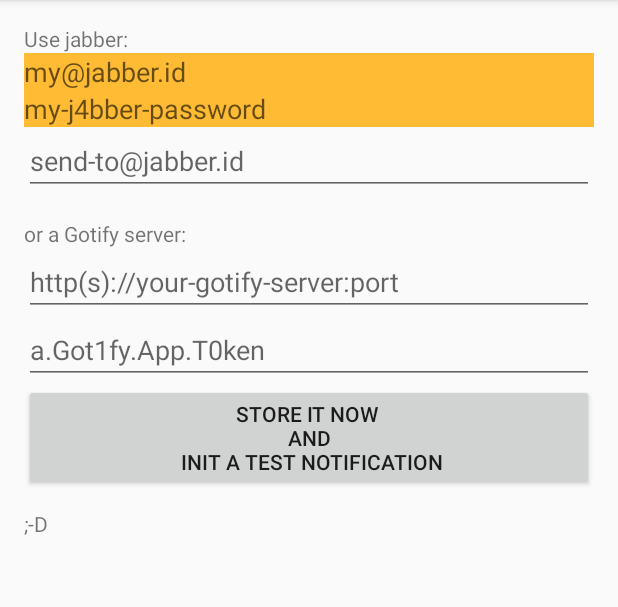
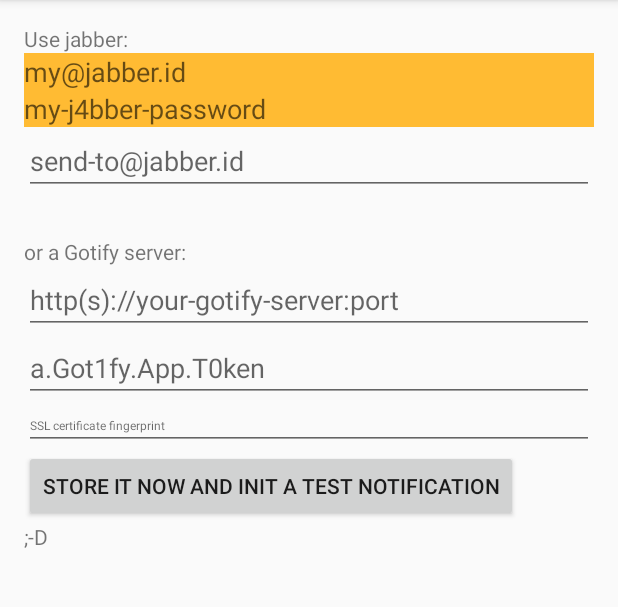
Before and after one commit to no-go/NotifyRelay, an Android app: the screen it shows after launch (MainActivity), on a phone screen of 412 x 824 dp, the part 84-691 px from its top. Run offline under Robolectric (Android 15) with nearby library versions, the phone set to English and light mode, and no system bars.

Commit message:
ssl fingerprint check added

```diff
--- a/app/src/main/java/click/dummer/notify_to_jabber/MainActivity.java
+++ b/app/src/main/java/click/dummer/notify_to_jabber/MainActivity.java
@@ -27,6 +27,7 @@ public class MainActivity extends AppCompatActivity {
 
     private EditText gotifyEdit;
     private EditText gotifyAppToken;
+    private EditText gotifyFingerprint;
 
     private NotificationReceiver nReceiver;
     private SharedPreferences mPreferences;
@@ -43,6 +44,7 @@ public class MainActivity extends AppCompatActivity {
         passEdit = (EditText) findViewById(R.id.passEdit);
         gotifyEdit = (EditText) findViewById(R.id.gotifyEdit);
         gotifyAppToken = (EditText) findViewById(R.id.gotifyAppToken);
+        gotifyFingerprint = (EditText) findViewById(R.id.gotifyFingerprint);
         getSupportActionBar().setDisplayShowHomeEnabled(true);
         getSupportActionBar().setIcon(R.mipmap.ic_launcher);
     }
@@ -65,7 +67,9 @@ public class MainActivity extends AppCompatActivity {
             alertDialogBuilder.show();
         }
 
-        IntentFilter filter = new IntentFilter("click.dummer.notify_to_jabber.NOTIFICATION_LISTENER");
+        IntentFilter filter = new IntentFilter();
+        filter.addAction(NotificationService.ACTION_NEW_FINGERPRINT);
+        filter.addAction(NotificationService.ACTION_INCOMING_MSG);
         registerReceiver(nReceiver, filter);
 
         String fromJID = "";
@@ -74,6 +78,7 @@ public class MainActivity extends AppCompatActivity {
 
         String gotifyUrl = "";
         String appToken = "";
+        String sslFingerprint = "";
 
         if (mPreferences.contains("gotifyUrl")) {
             gotifyUrl = mPreferences.getString("gotifyUrl", gotifyUrl);
@@ -91,12 +96,16 @@ public class MainActivity extends AppCompatActivity {
         if (mPreferences.contains("pass")) {
             pass = mPreferences.getString("pass", pass);
         }
+        if (mPreferences.contains("sslFingerprint")) {
+            sslFingerprint = mPreferences.getString("sslFingerprint", sslFingerprint);
+        }
         fromJIDedit.setText(fromJID);
         toJIDedit.setText(toJID);
         passEdit.setText(pass);
 
         gotifyEdit.setText(gotifyUrl);
         gotifyAppToken.setText(appToken);
+        gotifyFingerprint.setText(sslFingerprint);
     }
 
     @Override
@@ -109,12 +118,14 @@ public class MainActivity extends AppCompatActivity {
         String pass = passEdit.getText().toString();
         String gotifyUrl = gotifyEdit.getText().toString();
         String appToken = gotifyAppToken.getText().toString();
+        String sslFingerprint = gotifyFingerprint.getText().toString().trim();
 
         mPreferences.edit().putString("fromJID", fromJID).apply();
         mPreferences.edit().putString("toJID", toJID).apply();
         mPreferences.edit().putString("pass", pass).apply();
         mPreferences.edit().putString("gotifyUrl", gotifyUrl).apply();
         mPreferences.edit().putString("appToken", appToken).apply();
+        mPreferences.edit().putString("sslFingerprint", sslFingerprint).apply();
     }
 
     @Override
@@ -128,11 +139,13 @@ public class MainActivity extends AppCompatActivity {
         String pass = passEdit.getText().toString();
         String gotifyUrl = gotifyEdit.getText().toString();
         String appToken = gotifyAppToken.getText().toString();
+        String sslFingerprint = gotifyFingerprint.getText().toString().trim();
         mPreferences.edit().putString("fromJID", fromJID).apply();
         mPreferences.edit().putString("toJID", toJID).apply();
         mPreferences.edit().putString("pass", pass).apply();
         mPreferences.edit().putString("gotifyUrl", gotifyUrl).apply();
         mPreferences.edit().putString("appToken", appToken).apply();
+        mPreferences.edit().putString("sslFingerprint", sslFingerprint).apply();
 
         NotificationManager nManager = (NotificationManager) getSystemService(NOTIFICATION_SERVICE);
         NotificationCompat.Builder ncomp = new NotificationCompat.Builder(this);
@@ -147,8 +160,25 @@ public class MainActivity extends AppCompatActivity {
     class NotificationReceiver extends BroadcastReceiver {
         @Override
         public void onReceive(Context context, Intent intent) {
-            String temp = intent.getStringExtra("notification_event") + ": " + txtView.getText();
-            txtView.setText(temp);
+
+            if (intent.getAction().equals(NotificationService.ACTION_INCOMING_MSG)) {
+                String temp = intent.getStringExtra("notification_event") + ": " + txtView.getText();
+                txtView.setText(temp);
+
+            } else if (intent.getAction().equals(NotificationService.ACTION_NEW_FINGERPRINT)) {
+                String sslFingerprint = intent.getStringExtra("new");
+                if (gotifyFingerprint.getText().toString().trim().equals("")) {
+                    gotifyFingerprint.setText(sslFingerprint);
+                    mPreferences.edit().putString("sslFingerprint", sslFingerprint).apply();
+                    txtView.setText("SSL fingerprint stored");
+                } else {
+                    txtView.setText(
+                            "+++ NEW FINGERPRINT MAYBE BAD +++\n"
+                            + sslFingerprint + "\n\n"
+                            + "Make formular field clear to store new fingerprint."
+                    );
+                }
+            }
         }
     }
 }
--- a/app/src/main/res/layout/activity_main.xml
+++ b/app/src/main/res/layout/activity_main.xml
@@ -16,7 +16,7 @@
         android:layout_height="wrap_content"
         android:layout_alignParentStart="true"
         android:layout_alignParentTop="true"
-        android:text="Use jabber:" />
+        android:text="@string/use_jabber" />
 
     <EditText
         android:id="@+id/fromJIDedit"
@@ -24,7 +24,7 @@
         android:layout_width="match_parent"
         android:layout_below="@id/hintJabber"
         android:ems="10"
-        android:hint="my@jabber.id"
+        android:hint="@string/my_jabber_id"
         android:textColor="@android:color/black"
         android:background="@android:color/holo_orange_light"
         android:inputType="textPersonName" />
@@ -37,7 +37,7 @@
         android:layout_alignParentEnd="true"
         android:layout_below="@+id/fromJIDedit"
         android:ems="10"
-        android:hint="my-j4bber-password"
+        android:hint="@string/my_j4bber_password"
         android:inputType="textVisiblePassword"
         android:background="@android:color/holo_orange_light"
         android:textColor="@android:color/darker_gray" />
@@ -50,54 +50,13 @@
         android:layout_alignParentEnd="true"
         android:layout_below="@+id/passEdit"
         android:ems="10"
-        android:hint="send-to@jabber.id" />
+        android:hint="@string/send_to_jabber_id" />
 
-    <TextView
-        android:id="@+id/hintGotify"
-        android:layout_width="match_parent"
-        android:layout_height="wrap_content"
-        android:layout_below="@id/toJIDedit"
-        android:paddingTop="@dimen/activity_vertical_margin"
-        android:text="or a Gotify server:" />
-
-    <EditText
-        android:id="@+id/gotifyEdit"
-        android:layout_height="wrap_content"
-        android:layout_width="match_parent"
-        android:layout_alignParentStart="true"
-        android:layout_alignParentEnd="true"
-        android:layout_below="@+id/hintGotify"
-        android:ems="10"
-        android:hint="http(s)://your-gotify-server:port" />
-
-    <EditText
-        android:id="@+id/gotifyAppToken"
-        android:layout_height="wrap_content"
-        android:layout_width="match_parent"
-        android:layout_alignParentStart="true"
-        android:layout_alignParentEnd="true"
-        android:layout_below="@+id/gotifyEdit"
-        android:ems="10"
-        android:hint="a.Got1fy.App.T0ken" />
-
-    <Button
-        android:focusable="true"
-        android:focusableInTouchMode="true"
-        android:layout_width="wrap_content"
-        android:layout_height="wrap_content"
-        android:text="store it now \nand\n init a test notification"
-        android:id="@+id/btnCreateNotify"
-        android:onClick="buttonClicked"
-        android:layout_below="@+id/gotifyAppToken"
-        android:layout_alignParentStart="true"
-        android:layout_alignParentEnd="true" >
-        <requestFocus />
-    </Button>
 
     <ScrollView
         android:layout_width="match_parent"
         android:layout_height="match_parent"
-        android:layout_below="@+id/btnCreateNotify"
+        android:layout_below="@+id/toJIDedit"
         android:layout_alignParentStart="true"
         android:layout_marginTop="12dp">
 
@@ -105,6 +64,46 @@
             android:layout_width="match_parent"
             android:layout_height="wrap_content"
             android:orientation="vertical" >
+
+            <TextView
+                android:id="@+id/hintGotify"
+                android:layout_width="match_parent"
+                android:layout_height="wrap_content"
+                android:paddingTop="@dimen/activity_vertical_margin"
+                android:text="@string/or_a_gotify_server" />
+
+            <EditText
+                android:id="@+id/gotifyEdit"
+                android:layout_height="wrap_content"
+                android:layout_width="match_parent"
+                android:ems="10"
+                android:hint="@string/gotify_server_hint" />
+
+            <EditText
+                android:id="@+id/gotifyAppToken"
+                android:layout_height="wrap_content"
+                android:layout_width="match_parent"
+                android:ems="10"
+                android:hint="@string/gotify_app_token_hint" />
+
+            <EditText
+                android:id="@+id/gotifyFingerprint"
+                android:layout_height="wrap_content"
+                android:layout_width="match_parent"
+                android:ems="10"
+                android:textSize="8dp"
+                android:hint="@string/fingerprint_hint" />
+
+            <Button
+                android:focusable="true"
+                android:focusableInTouchMode="true"
+                android:layout_width="wrap_content"
+                android:layout_height="wrap_content"
+                android:text="@string/storebtn_hint"
+                android:id="@+id/btnCreateNotify"
+                android:onClick="buttonClicked">
+                <requestFocus />
+            </Button>
 
             <TextView
                 android:layout_width="match_parent"
--- a/app/src/main/res/values/strings.xml
+++ b/app/src/main/res/values/strings.xml
@@ -4,4 +4,13 @@
     <string name="sorry">Sorry, but \'%s\' needs really access to
         your notifications. You have to add these access in
         your phone preferences!</string>
+    <string name="use_jabber">Use jabber:</string>
+    <string name="my_jabber_id">my@jabber.id</string>
+    <string name="my_j4bber_password">my-j4bber-password</string>
+    <string name="send_to_jabber_id">send-to@jabber.id</string>
+    <string name="or_a_gotify_server">or a Gotify server:</string>
+    <string name="gotify_server_hint">http(s)://your-gotify-server:port</string>
+    <string name="gotify_app_token_hint">a.Got1fy.App.T0ken</string>
+    <string name="fingerprint_hint">SSL certificate fingerprint</string>
+    <string name="storebtn_hint">store it now  and init a test notification</string>
 </resources>
```
Also changed, not shown: app/src/main/java/click/dummer/notify_to_jabber/NotificationService.java (+119 -139 lines), app/src/main/java/click/dummer/notify_to_jabber/SslHelper.java (added, +148 -0 lines), 2 other files.
